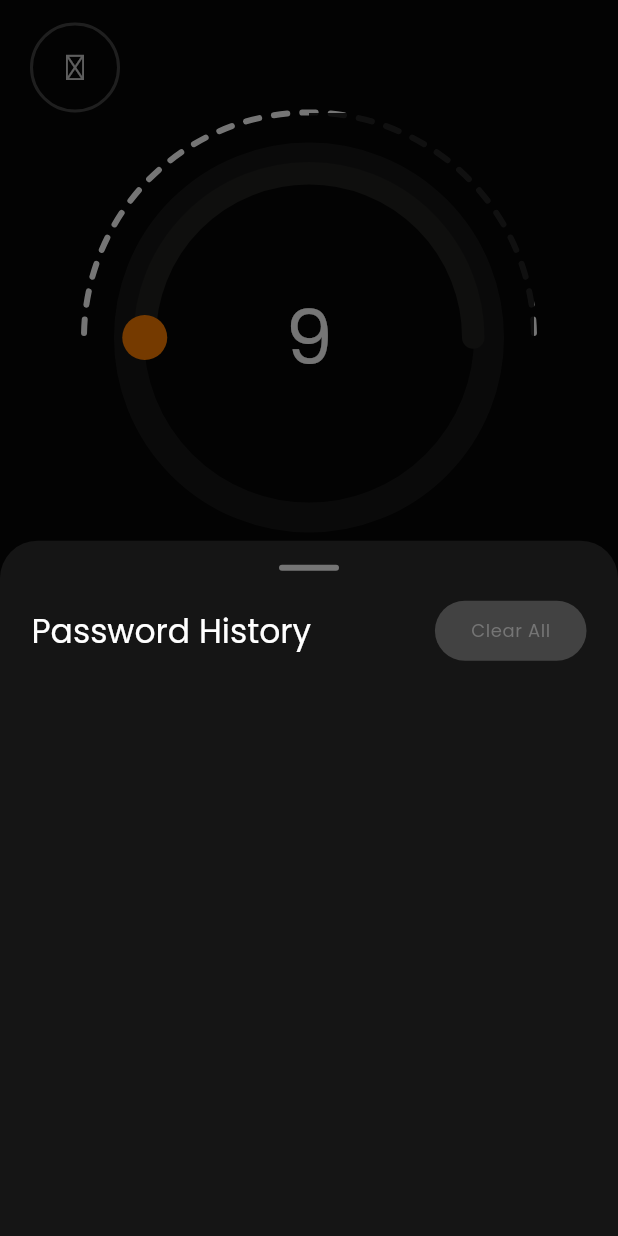
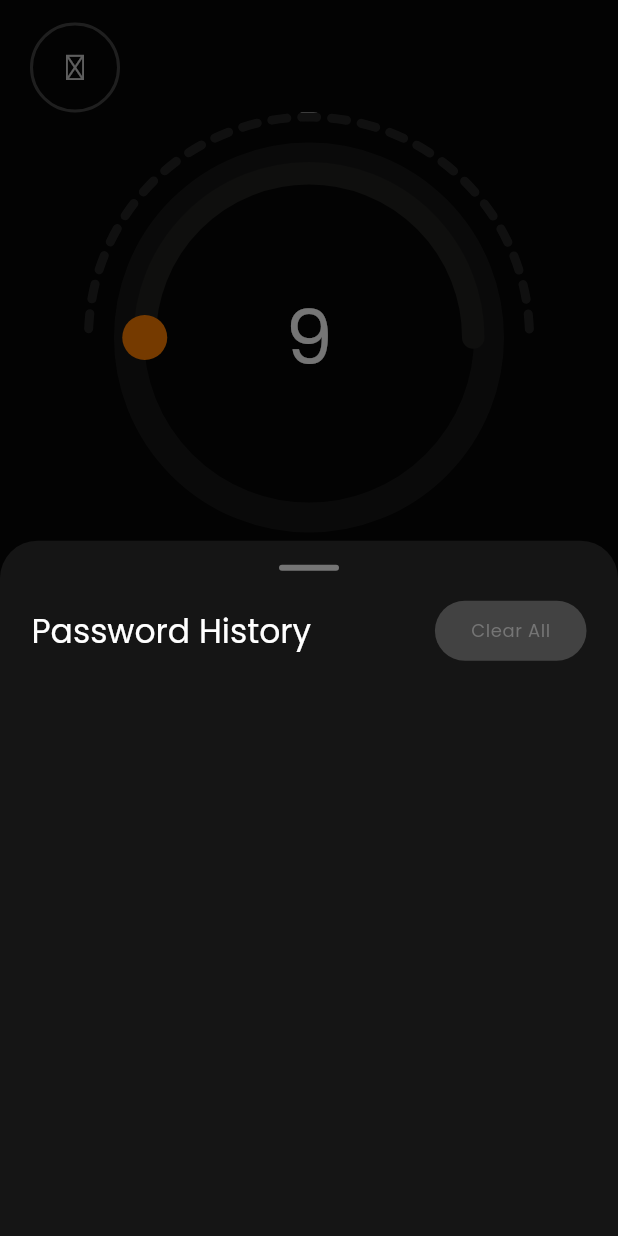
Before and after one commit to sugith10/password-generator, a Flutter app: the screen it shows after launch, after a tap on an icon or button, on a phone screen of 412 x 824 dp. Run offline on Flutter 3.47's test engine with Material 3 defaults, Android fonts, the phone set to English and light mode, and no system bars; drawn by our look-alikes of sleek_circular_slider, toastification; our stand-ins replace awesome_extensions, equatable, firebase_core, flutter_bloc, flutter_iconly, flutter_svg and 3 more; accounts and stored records are empty.

Commit message:
feat: add snackbar messenger and prepare Android release
- Implement custom snackbar messenger for better UX
- Update launcher icons with #060606 color scheme
- Configure adaptive icons for Android 12+
- Remove unused image assets
- Optimize app for Play Store release
- Update build configurations for production

BREAKING CHANGE: New notification system replaces old toast messages

```diff
--- a/lib/features/generate_password/data/local/save_password.dart
+++ b/lib/features/generate_password/data/local/save_password.dart
@@ -15,7 +15,7 @@ class PasswordHistoryLocal {
 
   void savePassword({required PasswordModel password}) {
     _box.put(
-      DateTime.now().millisecondsSinceEpoch.toString(),
+      password.password,
       password,
     );
   }
--- a/lib/features/generate_password/presentation/page/password_generate_page.dart
+++ b/lib/features/generate_password/presentation/page/password_generate_page.dart
@@ -62,14 +62,11 @@ class _PassWordGeneratePage extends StatelessWidget {
                     HistoryButton(),
                     PasswordLength(),
                     SizedBox(height: 10),
-
                     PassWordSettingField(),
                     SizedBox(height: 20),
-
                     GetDivider(),
                     SizedBox(height: 20),
                     PasswordButton(),
-                    // // SizedBox(height: 20),
                   ],
                 ),
               ),
--- a/lib/features/generate_password/presentation/widgets/app_snack_bar.dart
+++ b/lib/features/generate_password/presentation/widgets/app_snack_bar.dart
@@ -1,13 +1,24 @@
 import 'package:flutter/material.dart';
+import 'package:iconsax_flutter/iconsax_flutter.dart';
+import 'package:toastification/toastification.dart';
+
+import '../../../../core/const/constants.dart';
 
 abstract final class AppSnackBar {
   static void call(BuildContext context) => _call(context);
 
-  static void _call(BuildContext context) =>
-      ScaffoldMessenger.of(context).showSnackBar(
-        const SnackBar(
-          content: Text('Copied successfully...'),
-          duration: Duration(seconds: 1),
-        ),
+  static void _call(BuildContext context) => toastification.show(
+        context: context,
+        type: ToastificationType.success,
+        style: ToastificationStyle.fillColored,
+        title: const Text("Successfully Copied to Clipboard"),
+        alignment: Alignment.topCenter,
+        autoCloseDuration: const Duration(seconds: 4),
+        primaryColor: cardColor2,
+        backgroundColor: cardColor2,
+        foregroundColor: primaryColor,
+        showIcon: false,
+        icon: const Icon(Iconsax.archive_1),
+        dragToClose: true,
       );
 }
--- a/lib/features/generate_password/presentation/widgets/header.dart
+++ b/lib/features/generate_password/presentation/widgets/header.dart
@@ -1,44 +1,55 @@
+import 'package:awesome_extensions/awesome_extensions.dart';
 import 'package:flutter/material.dart';
-import 'package:simple_gradient_text/simple_gradient_text.dart';
+import 'package:flutter_svg/svg.dart';
 
 class AppLogo extends StatelessWidget {
   const AppLogo({super.key});
 
   @override
   Widget build(BuildContext context) {
-    return Column(
-      mainAxisAlignment: MainAxisAlignment.center,
-      children: <Widget>[
-        const SizedBox(height: 40),
-        GradientText(
-          'Password',
-          style: const TextStyle(
-            fontSize: 50,
-            fontWeight: FontWeight.w900,
-            letterSpacing: 1.5,
-          ),
-          colors: const <Color>[
-            Color(0xFF2196F3),
-            Color(0xFFF06292),
-          ],
-          radius: 2,
-          gradientDirection: GradientDirection.rtl,
-        ),
-        GradientText(
-          'Generator',
-          style: const TextStyle(
-            fontSize: 50,
-            fontWeight: FontWeight.w900,
-            letterSpacing: 1.5,
-          ),
-          colors: const <Color>[
-            Color(0xFF2196F3),
-            Color(0xFFF06292),
-          ],
-          radius: 2,
-          gradientDirection: GradientDirection.rtl,
-        ),
-      ],
+    return SvgPicture.asset(
+      'assets/svg/password_generator_log.svg',
+      colorFilter: const ColorFilter.mode(
+        Color.fromARGB(255, 255, 255, 255),
+        BlendMode.srcIn,
+      ),
+      semanticsLabel: 'App Logo',
+    ).paddingSymmetric(
+      horizontal: 60,
     );
+    // return Column(
+    //   mainAxisAlignment: MainAxisAlignment.center,
+    //   children: <Widget>[
+    //     const SizedBox(height: 40),
+    //     GradientText(
+    //       'Password',
+    //       style: const TextStyle(
+    //         fontSize: 50,
+    //         fontWeight: FontWeight.w900,
+    //         letterSpacing: 1.5,
+    //       ),
+    //       colors: const <Color>[
+    //         Color(0xFF2196F3),
+    //         Color(0xFFF06292),
+    //       ],
+    //       radius: 2,
+    //       gradientDirection: GradientDirection.rtl,
+    //     ),
+    //     GradientText(
+    //       'Generator',
+    //       style: const TextStyle(
+    //         fontSize: 50,
+    //         fontWeight: FontWeight.w900,
+    //         letterSpacing: 1.5,
+    //       ),
+    //       colors: const <Color>[
+    //         Color(0xFF2196F3),
+    //         Color(0xFFF06292),
+    //       ],
+    //       radius: 2,
+    //       gradientDirection: GradientDirection.rtl,
+    //     ),
+    //   ],
+    // );
   }
 }
--- a/lib/features/generate_password/presentation/widgets/password_length.dart
+++ b/lib/features/generate_password/presentation/widgets/password_length.dart
@@ -1,5 +1,4 @@
 import 'dart:math' as math;
-import 'dart:math';
 import 'dart:ui';
 
 import 'package:flutter/material.dart';
@@ -17,100 +16,21 @@ class PasswordLength extends StatelessWidget {
   Widget build(BuildContext context) {
     return BlocBuilder<PasswordGenratorBloc, PasswordGenratorState>(
       builder: (BuildContext context, PasswordGenratorState state) {
-        return const SliderWidget();
+        return const _SliderWidget();
       },
     );
   }
 }
 
-class CircularSliderTrackShape extends SliderTrackShape {
-  const CircularSliderTrackShape({
-    required this.gradient,
-  });
-
-  final Gradient gradient;
-
-  @override
-  Rect getPreferredRect({
-    required RenderBox parentBox,
-    required SliderThemeData sliderTheme,
-    Offset offset = Offset.zero,
-    bool isEnabled = false,
-    bool isDiscrete = false,
-  }) {
-    final double trackHeight = sliderTheme.trackHeight ?? 4;
-    final double trackLeft = offset.dx;
-    final double trackTop = offset.dy;
-    final double trackWidth = parentBox.size.width;
-    final double trackBottom = parentBox.size.height;
-    return Rect.fromLTRB(trackLeft, trackTop, trackWidth, trackBottom);
-  }
-
-  @override
-  void paint(
-    PaintingContext context,
-    Offset offset, {
-    required RenderBox parentBox,
-    required SliderThemeData sliderTheme,
-    required Animation<double> enableAnimation,
-    required Offset thumbCenter,
-    required TextDirection textDirection,
-    Offset? secondaryOffset,
-    bool isEnabled = false,
-    bool isDiscrete = false,
-  }) {
-    if (sliderTheme.trackHeight == 0) {
-      return;
-    }
-
-    final Rect trackRect = getPreferredRect(
-      parentBox: parentBox,
-      offset: offset,
-      sliderTheme: sliderTheme,
-      isEnabled: isEnabled,
-      isDiscrete: isDiscrete,
-    );
-    final double radius = math.min(trackRect.width, trackRect.height) / 2;
-    final Offset center = trackRect.center;
-
-    final Paint paint = Paint()
-      ..shader = gradient.createShader(trackRect)
-      ..strokeCap = StrokeCap.round
-      ..style = PaintingStyle.stroke
-      ..strokeWidth = sliderTheme.trackHeight ?? 4;
-
-    // Draw background track
-    context.canvas.drawCircle(
-      center,
-      radius,
-      paint..color = Colors.grey.withValues(alpha: 0.2),
-    );
-
-    // Draw active track
-    const double startAngle = -math.pi / 2; // Start from top
-    final double sweepAngle = 2 * math.pi * (thumbCenter.dx / trackRect.width);
-
-    final Path path = Path()
-      ..addArc(
-        Rect.fromCircle(center: center, radius: radius),
-        startAngle,
-        sweepAngle,
-      );
-
-    context.canvas
-        .drawPath(path, paint..shader = gradient.createShader(trackRect));
-  }
-}
-
-class SliderWidget extends StatefulWidget {
-  const SliderWidget({super.key});
+class _SliderWidget extends StatefulWidget {
+  const _SliderWidget();
 
   @override
   _SliderWidgetState createState() => _SliderWidgetState();
 }
 
-class _SliderWidgetState extends State<SliderWidget> {
-  double progressVal = 0.5;
+class _SliderWidgetState extends State<_SliderWidget> {
+  double progressVal = 0;
   @override
   Widget build(BuildContext context) {
     return SizedBox(
@@ -133,7 +53,7 @@ class _SliderWidgetState extends State<SliderWidget> {
                   stops: <double>[progressVal, progressVal],
                 ).createShader(rect);
               },
-              child: const CustomArc(),
+              child: const _CustomArc(),
             ),
           ),
           Container(
@@ -196,8 +116,8 @@ class _SliderWidgetState extends State<SliderWidget> {
   }
 }
 
-class CustomArc extends StatelessWidget {
-  const CustomArc({super.key});
+class _CustomArc extends StatelessWidget {
+  const _CustomArc();
 
   @override
   Widget build(BuildContext context) {
@@ -213,25 +133,25 @@ class CustomArcPainter extends CustomPainter {
   void paint(Canvas canvas, Size size) {
     final Paint paint = Paint()
       ..color = primaryColor
-      ..strokeWidth = 4.0
+      ..strokeWidth = 6.0
       ..strokeCap = StrokeCap.round
       ..style = PaintingStyle.stroke
       ..strokeJoin = StrokeJoin.round;
 
+    // Calculate the exact center and radius
+    final Offset center = Offset(size.width / 2, size.height / 2);
+    final double radius = (size.width - paint.strokeWidth) / 2;
+
     final Path path = Path()
-      ..moveTo(0, size.height / 2)
+      // Start slightly inside the edge to prevent leaking
       ..addArc(
-        Rect.fromCenter(
-          center: Offset(size.height / 2, size.width / 2),
-          width: size.width,
-          height: size.height,
-        ),
-        pi,
-        pi,
+        Rect.fromCircle(center: center, radius: radius),
+        math.pi + 0.02, // Add small offset to prevent edge leaking
+        math.pi - 0.04, // Subtract offset from both ends
       );
 
     final Path dashPath = Path();
-    const double dashWidth = 9;
+    const double dashWidth = 10;
     const double dashSpace = 10;
     double distance = 3;
 
@@ -241,8 +161,7 @@ class CustomArcPainter extends CustomPainter {
           pathMetric.extractPath(distance, distance + dashWidth),
           Offset.zero,
         );
-        distance += dashWidth;
-        distance += dashSpace;
+        distance += dashWidth + dashSpace;
       }
     }
 
```
Also changed, not shown: flutter_launcher_icons.yaml (+4 -4 lines), lib/features/generate_password/presentation/widgets/header_two.dart (+41 -41 lines), pubspec.yaml (+5 -2 lines), assets/svg/password_generator_log.svg (added), pubspec.lock, 1 other file.
